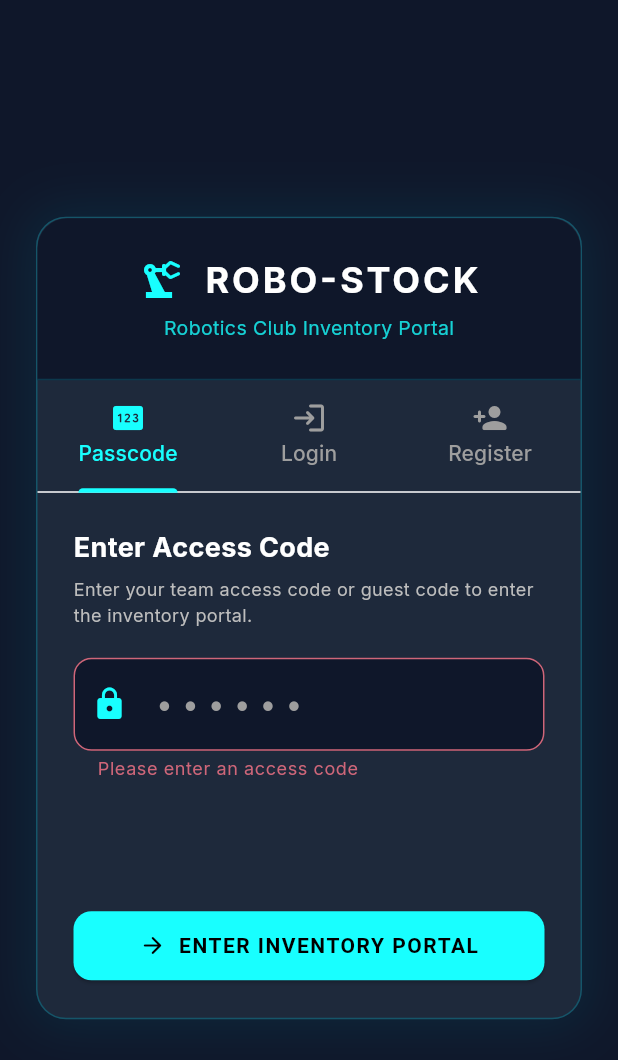
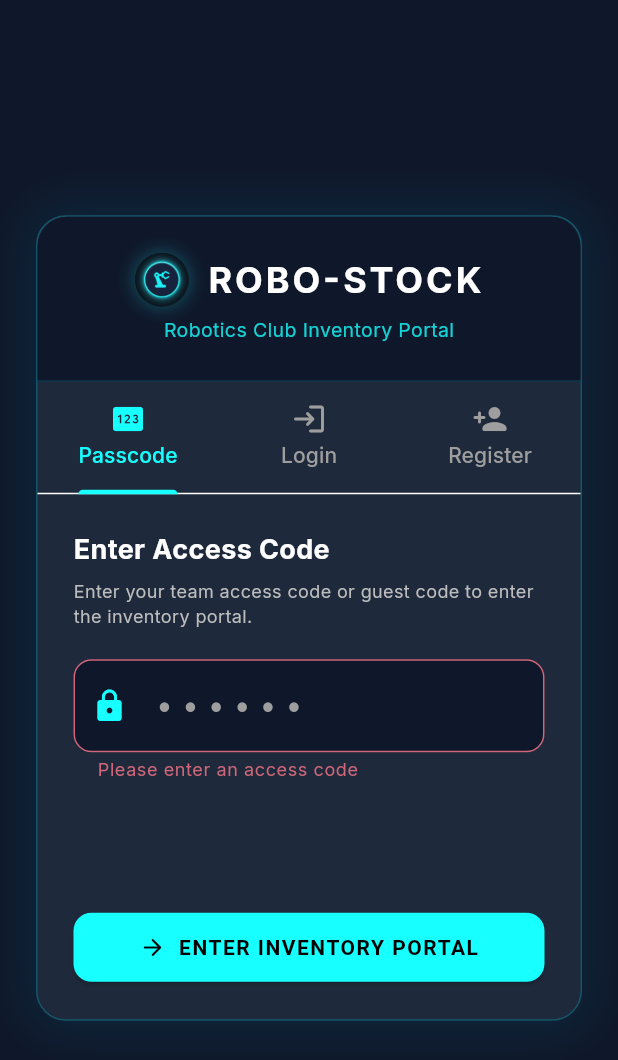
Before and after one commit to shubhamn-coder/Inventory-Management, a Flutter app: the screen it shows after launch, after a tap on "ENTER INVENTORY PORTAL", on a phone screen of 412 x 824 dp. Shown: the top 1060 px of the screen. Run offline on Flutter 3.47's test engine with Material 3 defaults, Android fonts, the phone set to English and light mode, and no system bars; our stand-ins replace csv, file_picker, google_fonts, shared_preferences.

Commit message:
Set new glowing robotics arm app icon across web, splash screen, and navigation

```diff
--- a/lib/ui/screens/auth_screen.dart
+++ b/lib/ui/screens/auth_screen.dart
@@ -164,10 +164,29 @@ class _AuthScreenState extends State<AuthScreen> with SingleTickerProviderStateM
                     children: [
                       Row(
                         mainAxisAlignment: MainAxisAlignment.center,
-                        children: const [
-                          Icon(Icons.precision_manufacturing, color: Colors.cyanAccent, size: 32),
-                          SizedBox(width: 12),
-                          Text(
+                        children: [
+                          Container(
+                            width: 36,
+                            height: 36,
+                            decoration: BoxDecoration(
+                              shape: BoxShape.circle,
+                              boxShadow: [
+                                BoxShadow(
+                                  color: Colors.cyanAccent.withValues(alpha: 0.3),
+                                  blurRadius: 10,
+                                ),
+                              ],
+                            ),
+                            child: ClipOval(
+                              child: Image.asset(
+                                'assets/images/app_logo.png',
+                                fit: BoxFit.cover,
+                                errorBuilder: (context, error, stackTrace) => const Icon(Icons.precision_manufacturing, color: Colors.cyanAccent, size: 28),
+                              ),
+                            ),
+                          ),
+                          const SizedBox(width: 12),
+                          const Text(
                             'ROBO-STOCK',
                             style: TextStyle(
                               fontSize: 24,
--- a/lib/ui/screens/splash_screen.dart
+++ b/lib/ui/screens/splash_screen.dart
@@ -107,26 +107,28 @@ class _SplashScreenState extends State<SplashScreen>
                     ScaleTransition(
                       scale: _pulseAnimation,
                       child: Container(
-                        padding: const EdgeInsets.all(24),
+                        width: 120,
+                        height: 120,
                         decoration: BoxDecoration(
                           shape: BoxShape.circle,
-                          color: const Color(0xFF1E293B),
-                          border: Border.all(
-                            color: Colors.cyanAccent.withValues(alpha: 0.6),
-                            width: 2,
-                          ),
                           boxShadow: [
                             BoxShadow(
-                              color: Colors.cyanAccent.withValues(alpha: 0.3),
-                              blurRadius: 25,
-                              spreadRadius: 5,
+                              color: Colors.cyanAccent.withValues(alpha: 0.4),
+                              blurRadius: 30,
+                              spreadRadius: 6,
                             ),
                           ],
                         ),
-                        child: const Icon(
-                          Icons.precision_manufacturing_rounded,
-                          size: 72,
-                          color: Colors.cyanAccent,
+                        child: ClipOval(
+                          child: Image.asset(
+                            'assets/images/app_logo.png',
+                            fit: BoxFit.cover,
+                            errorBuilder: (context, error, stackTrace) => const Icon(
+                              Icons.precision_manufacturing_rounded,
+                              size: 72,
+                              color: Colors.cyanAccent,
+                            ),
+                          ),
                         ),
                       ),
                     ),
--- a/pubspec.yaml
+++ b/pubspec.yaml
@@ -63,10 +63,8 @@ flutter:
   # the material Icons class.
   uses-material-design: true
 
-  # To add assets to your application, add an assets section, like this:
-  # assets:
-  #   - images/a_dot_burr.jpeg
-  #   - images/a_dot_ham.jpeg
+  assets:
+    - assets/images/
 
   # An image asset can refer to one or more resolution-specific "variants", see
   # https://flutter.dev/to/resolution-aware-images
```
Also changed, not shown: lib/ui/screens/main_navigation_screen.dart (+15 -3 lines), assets/images/app_logo.png (added), 5 other files.
